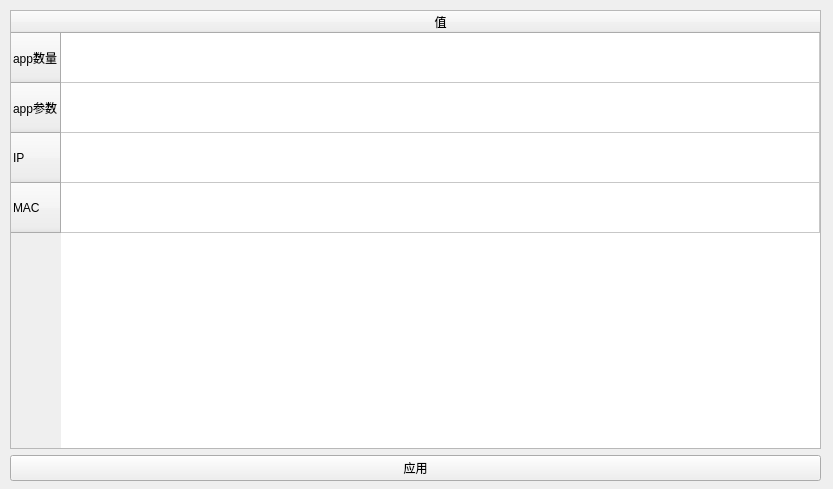
This is UI/Network/Host/edit_host_netargs_rdma.ui in tocods/jobSimQt as Qt 5 draws it before an edit. The edited form follows.
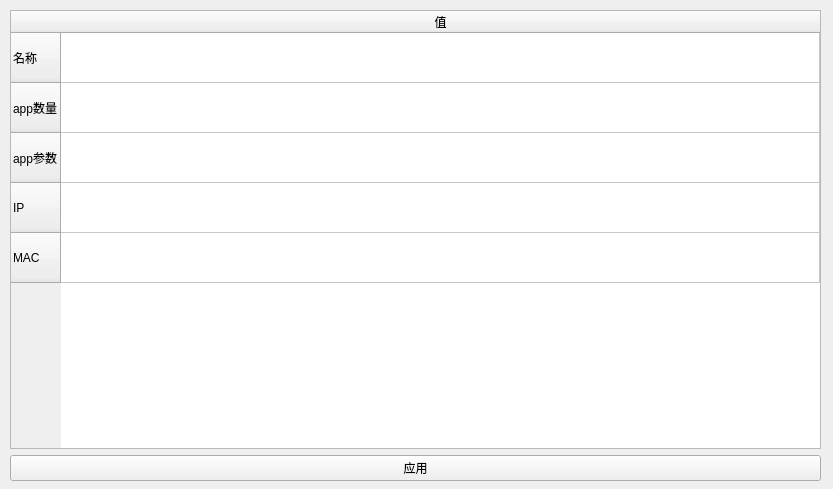
This is the edited form.

Commit message: host重命名

Diff of the .ui file:
```diff
--- a/UI/Network/Host/edit_host_netargs_rdma.ui
+++ b/UI/Network/Host/edit_host_netargs_rdma.ui
@@ -52,6 +52,11 @@
       <attribute name="verticalHeaderStretchLastSection">
        <bool>false</bool>
       </attribute>
+      <row>
+       <property name="text">
+        <string>名称</string>
+       </property>
+      </row>
       <row>
        <property name="text">
         <string>app数量</string>
@@ -77,7 +82,7 @@
         <string>值</string>
        </property>
       </column>
-      <item row="0" column="0">
+      <item row="1" column="0">
        <property name="text">
         <string/>
        </property>
@@ -85,7 +90,7 @@
         <set>AlignCenter</set>
        </property>
       </item>
-      <item row="1" column="0">
+      <item row="2" column="0">
        <property name="text">
         <string/>
        </property>
```
The commit also changes 12 other files.
